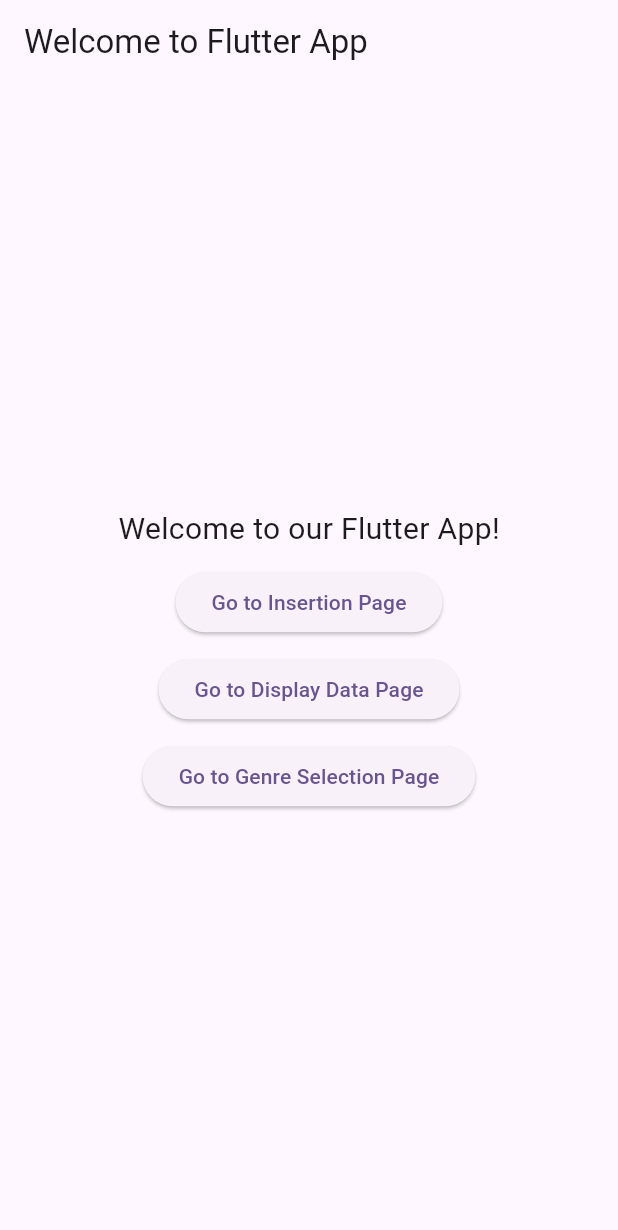
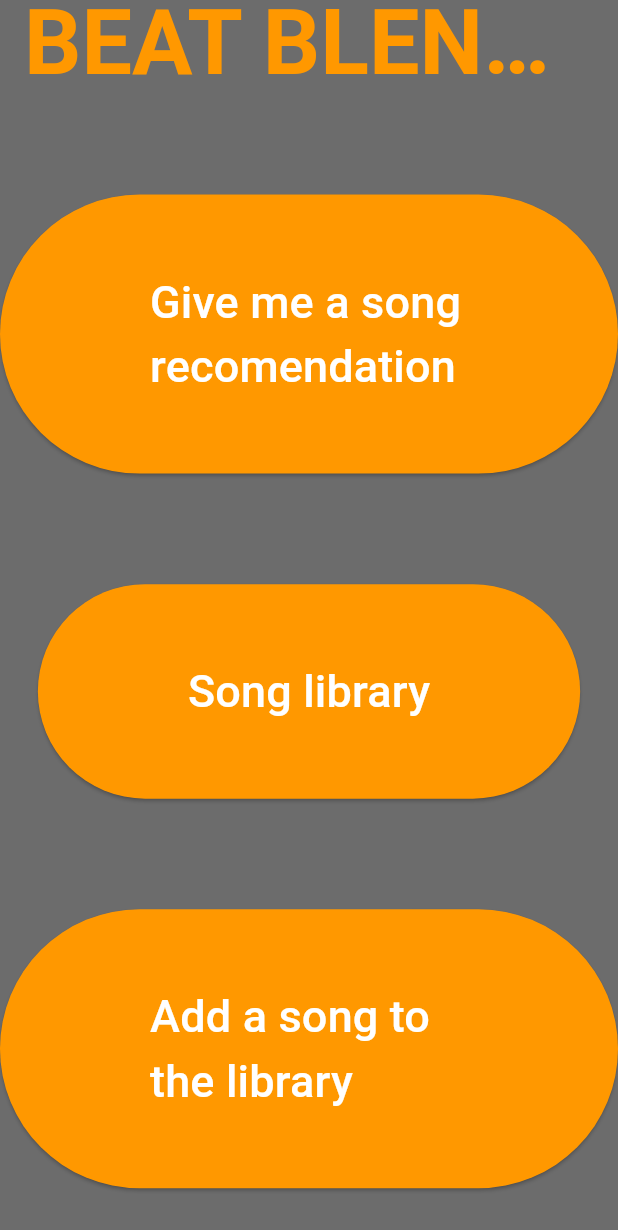
Before and after one commit to andrewshowers/BeatBlendr, a Flutter app: the screen it shows after launch, on a phone screen of 412 x 824 dp. Shown: the top 1230 px of the screen. Run offline on Flutter 3.47's test engine with Material 3 defaults, Android fonts, the phone set to English and light mode, and no system bars.

Commit message:
Updated the landing page

```diff
--- a/app/lib/display_data_page.dart
+++ b/app/lib/display_data_page.dart
@@ -12,7 +12,7 @@ class DisplayDataPage extends StatelessWidget {
   Widget build(BuildContext context) {
     return Scaffold(
       appBar: AppBar(
-        title: Text('Display Data'),
+        title: Text('Song Library'),
       ),
       body: ListView.builder(
         // ListView is used to display a list of items
@@ -22,7 +22,8 @@ class DisplayDataPage extends StatelessWidget {
           Song currentSong = _list[index];
           return ListTile(
             title: Text(currentSong.title),
-            subtitle: Text('Artist: ${currentSong.artist} | Genre: ${currentSong.genre}'),
+            subtitle: Text(
+                'Artist: ${currentSong.artist} | Genre: ${currentSong.genre}'),
           );
         },
       ),
--- a/app/lib/genre_buttons_page.dart
+++ b/app/lib/genre_buttons_page.dart
@@ -7,7 +7,7 @@ class GenreButtonsPage extends StatelessWidget {
   Widget build(BuildContext context) {
     return Scaffold(
       appBar: AppBar(
-        title: Text('Genre Buttons'),
+        title: Text('Genre Selection Page'),
       ),
       body: Column(
         mainAxisAlignment: MainAxisAlignment.center,
@@ -36,7 +36,10 @@ class GenreButtonsPage extends StatelessWidget {
           ),
           // When the button is presses, we create a new list, convert the button genre and list genre to lowecase to make sure they're the same, and fill the list all the songs of that genre
           onPressed: () {
-          List<Song> genreSongs = Song.songs.where((song) => song.genre.toLowerCase() == genre.toLowerCase()).toList();
+            List<Song> genreSongs = Song.songs
+                .where(
+                    (song) => song.genre.toLowerCase() == genre.toLowerCase())
+                .toList();
 
             // if the list isn't empty, we generate a random song from it and display it in a dialog box. If it is empty, we return a dialog box letting thet user know. I got a really ugly version of this to work, and then used chatGPT to help me make it look nicer.
             if (genreSongs.isNotEmpty) {
--- a/app/lib/landing_page.dart
+++ b/app/lib/landing_page.dart
@@ -9,16 +9,66 @@ class LandingPage extends StatelessWidget {
   @override
   Widget build(BuildContext context) {
     return Scaffold(
+      backgroundColor: Color.fromARGB(255, 108, 108, 108), // Grey background
       appBar: AppBar(
-        title: Text('Welcome to Flutter App'),
+        title: Text(
+          'BEAT BLENDR',
+          style: TextStyle(
+            color: Colors.orange, // Title text in blue
+            fontSize: 60,
+            fontWeight: FontWeight.bold,
+          ),
+        ),
+        backgroundColor: Colors.transparent,
+        elevation: 0,
       ),
       body: Center(
         child: Column(
-          mainAxisAlignment: MainAxisAlignment.center,
-          children: [
-            Text(
-              'Welcome to our Flutter App!',
-              style: TextStyle(fontSize: 20),
+          mainAxisAlignment: MainAxisAlignment.spaceEvenly,
+          children: <Widget>[
+            SizedBox(height: 10),
+            ElevatedButton(
+              onPressed: () {
+                Navigator.push(
+                  context,
+                  MaterialPageRoute(builder: (context) => GenreButtonsPage()),
+                );
+              },
+              style: ElevatedButton.styleFrom(
+                backgroundColor:
+                    Colors.orange, // Set the button color to orange
+                padding: EdgeInsets.symmetric(
+                    horizontal: 100, vertical: 50), // Larger size
+              ),
+              child: Text(
+                'Give me a song recomendation',
+                style: TextStyle(
+                  fontSize: 30,
+                  color: Colors.white,
+                ),
+              ),
+            ),
+            SizedBox(height: 10),
+            ElevatedButton(
+              onPressed: () {
+                Navigator.push(
+                  context,
+                  MaterialPageRoute(builder: (context) => DisplayDataPage()),
+                );
+              },
+              style: ElevatedButton.styleFrom(
+                backgroundColor:
+                    Colors.orange, // Set the button color to orange
+                padding: EdgeInsets.symmetric(
+                    horizontal: 100, vertical: 50), // Larger size
+              ),
+              child: Text(
+                'Song library',
+                style: TextStyle(
+                  fontSize: 30,
+                  color: Colors.white,
+                ),
+              ),
             ),
             SizedBox(height: 10),
             ElevatedButton(
@@ -28,27 +78,19 @@ class LandingPage extends StatelessWidget {
                   MaterialPageRoute(builder: (context) => InsertionPage()),
                 );
               },
-              child: Text('Go to Insertion Page'),
-            ),
-            SizedBox(height: 10),
-            ElevatedButton(
-              onPressed: () {
-                Navigator.push(
-                  context,
-                  MaterialPageRoute(builder: (context) => DisplayDataPage()),
-                );
-              },
-              child: Text('Go to Display Data Page'),
-            ),
-            SizedBox(height: 10),
-            ElevatedButton(
-              onPressed: () {
-                Navigator.push(
-                  context,
-                  MaterialPageRoute(builder: (context) => GenreButtonsPage()),
-                );
-              },
-              child: Text('Go to Genre Selection Page'),
+              style: ElevatedButton.styleFrom(
+                backgroundColor:
+                    Colors.orange, // Set the button color to orange
+                padding: EdgeInsets.symmetric(
+                    horizontal: 100, vertical: 50), // Larger size
+              ),
+              child: Text(
+                'Add a song to the library',
+                style: TextStyle(
+                  fontSize: 30,
+                  color: Colors.white,
+                ),
+              ),
             ),
           ],
         ),
--- a/app/lib/main.dart
+++ b/app/lib/main.dart
@@ -9,7 +9,7 @@ class MyApp extends StatelessWidget {
   @override
   Widget build(BuildContext context) {
     return MaterialApp(
-      title: 'Flutter Demo',
+      title: 'BeatBlendr',
       theme: ThemeData(
         colorScheme: ColorScheme.fromSeed(seedColor: Colors.deepPurple),
         useMaterial3: true,
--- a/app/pubspec.yaml
+++ b/app/pubspec.yaml
@@ -1,5 +1,5 @@
 name: musicproject
-description: "A new Flutter project."
+description: "A Song Recomendation App."
 # The following line prevents the package from being accidentally published to
 # pub.dev using `flutter pub publish`. This is preferred for private packages.
 publish_to: 'none' # Remove this line if you wish to publish to pub.dev
```
Lines whose indentation alone changed are shown as unchanged.
